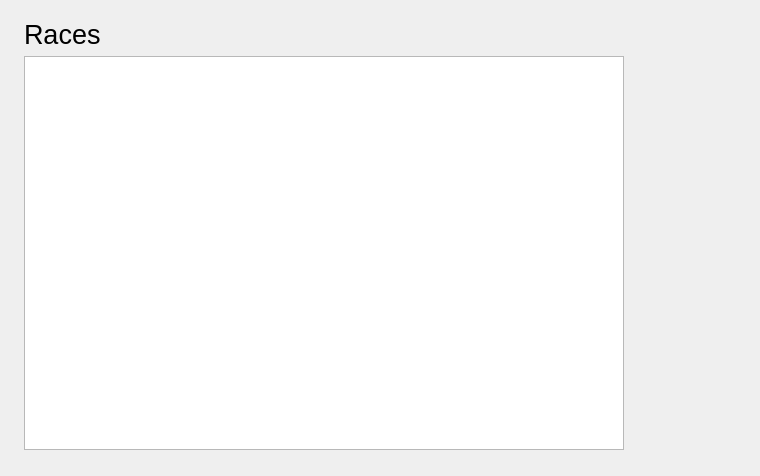
Old version of the form raceview.ui in the repository Thatoneguyouknow/EasyNPC_QTSource.
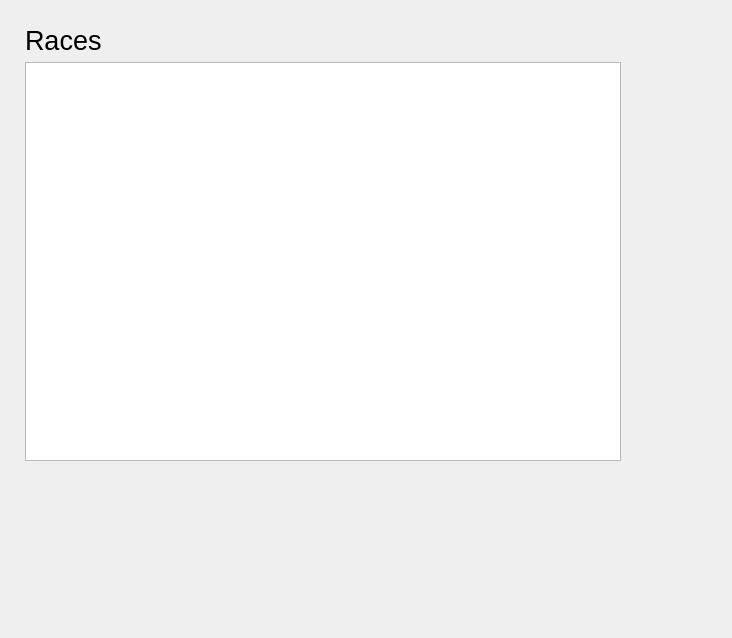
New version of the form.

The edit to the form file:
```diff
--- a/raceview.ui
+++ b/raceview.ui
@@ -6,8 +6,8 @@
    <rect>
     <x>0</x>
     <y>0</y>
-    <width>760</width>
-    <height>476</height>
+    <width>732</width>
+    <height>638</height>
    </rect>
   </property>
   <property name="windowTitle">
@@ -16,9 +16,9 @@
   <widget class="QWidget" name="gridLayoutWidget">
    <property name="geometry">
     <rect>
-     <x>-1</x>
-     <y>-1</y>
-     <width>631</width>
+     <x>10</x>
+     <y>10</y>
+     <width>611</width>
      <height>451</height>
     </rect>
    </property>
@@ -29,11 +29,11 @@
        <enum>Qt::Horizontal</enum>
       </property>
       <property name="sizeType">
-       <enum>QSizePolicy::Maximum</enum>
+       <enum>QSizePolicy::Fixed</enum>
       </property>
       <property name="sizeHint" stdset="0">
        <size>
-        <width>20</width>
+        <width>15</width>
         <height>20</height>
        </size>
       </property>
@@ -45,16 +45,19 @@
        <enum>Qt::Vertical</enum>
       </property>
       <property name="sizeType">
-       <enum>QSizePolicy::Minimum</enum>
+       <enum>QSizePolicy::Fixed</enum>
       </property>
       <property name="sizeHint" stdset="0">
        <size>
         <width>20</width>
-        <height>20</height>
+        <height>15</height>
        </size>
       </property>
      </spacer>
     </item>
+    <item row="2" column="1">
+     <widget class="QListWidget" name="RaceList"/>
+    </item>
     <item row="1" column="1">
      <widget class="QLabel" name="label">
       <property name="font">
@@ -67,28 +70,6 @@
       </property>
      </widget>
     </item>
-    <item row="2" column="1">
-     <widget class="QListWidget" name="raceList">
-      <property name="sizePolicy">
-       <sizepolicy hsizetype="Expanding" vsizetype="Expanding">
-        <horstretch>0</horstretch>
-        <verstretch>0</verstretch>
-       </sizepolicy>
-      </property>
-      <property name="minimumSize">
-       <size>
-        <width>600</width>
-        <height>350</height>
-       </size>
-      </property>
-      <property name="maximumSize">
-       <size>
-        <width>600</width>
-        <height>400</height>
-       </size>
-      </property>
-     </widget>
-    </item>
    </layout>
   </widget>
  </widget>
```
Left out of the diff: 4 changed lines with no effect on the pictures.
